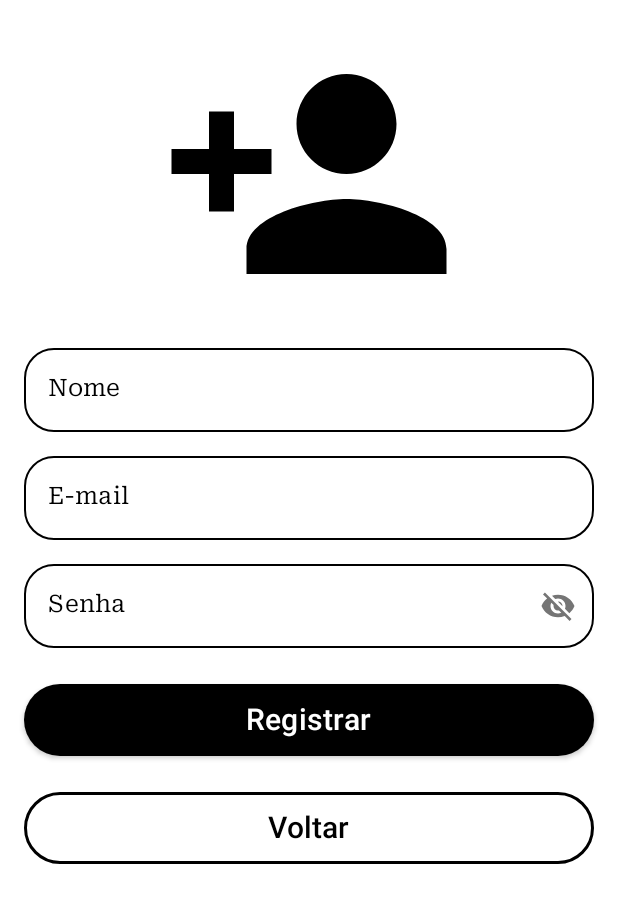
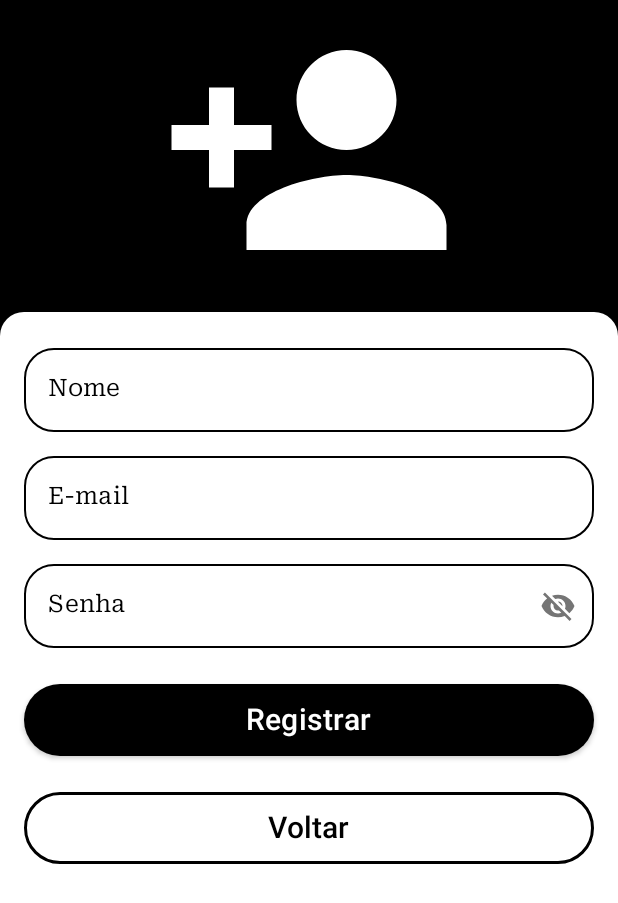
Before and after one commit to thiagomconte/Aplicativo-de-Controle-de-Financas-JetpackCompose-Hilt-Retrofit, an Android app built with Jetpack Compose: the RegisterScreen screen opened through its navigation route, on a phone screen of 412 x 824 dp. Shown: the top 903 px of the screen. Run offline under Robolectric (Android 15) with nearby library versions, the phone set to English and light mode, and no system bars; our stand-ins replace Dagger/Hilt's generated code.

Commit message:
new login and register screen

```diff
--- a/FinanceApp/app/src/main/java/com/example/financeapp/features/user/login/components/LoginScreen.kt
+++ b/FinanceApp/app/src/main/java/com/example/financeapp/features/user/login/components/LoginScreen.kt
@@ -1,7 +1,6 @@
 package com.example.financeapp.features.user.login.components
 
 import androidx.compose.foundation.BorderStroke
-import androidx.compose.foundation.Image
 import androidx.compose.foundation.background
 import androidx.compose.foundation.border
 import androidx.compose.foundation.layout.*
@@ -13,16 +12,15 @@ import androidx.compose.material.icons.filled.AccountCircle
 import androidx.compose.runtime.*
 import androidx.compose.ui.Alignment.Companion.CenterHorizontally
 import androidx.compose.ui.Modifier
+import androidx.compose.ui.draw.clip
 import androidx.compose.ui.graphics.Color
 import androidx.compose.ui.res.painterResource
 import androidx.compose.ui.res.stringResource
 import androidx.compose.ui.text.TextStyle
-import androidx.compose.ui.text.font.FontFamily
 import androidx.compose.ui.text.input.KeyboardType
 import androidx.compose.ui.text.input.PasswordVisualTransformation
 import androidx.compose.ui.text.input.TextFieldValue
 import androidx.compose.ui.text.input.VisualTransformation
-import androidx.compose.ui.text.style.TextAlign
 import androidx.compose.ui.unit.dp
 import androidx.hilt.navigation.compose.hiltViewModel
 import com.example.financeapp.R
@@ -84,33 +82,28 @@ fun LoginScreen(
     Column(
         modifier = Modifier
             .fillMaxSize()
-            .padding(horizontal = 16.dp, vertical = 16.dp),
+            .background(color = Color.Black),
         verticalArrangement = Arrangement.spacedBy(8.dp)
     ) {
-        Image(
+        Icon(
             imageVector = Icons.Default.AccountCircle,
             contentDescription = "Account icon",
             modifier = Modifier
                 .size(200.dp)
-                .align(CenterHorizontally)
+                .align(CenterHorizontally),
+            tint = Color.White
         )
-//        Text(
-//            stringResource(id = R.string.login),
-//            style = MaterialTheme.typography.h4,
-//            fontFamily = FontFamily.Serif,
-//            color = Color.White,
-//            textAlign = TextAlign.Center,
-//            modifier = Modifier
-//                .fillMaxWidth()
-//                .border(
-//                    width = 2.dp,
-//                    shape = RoundedCornerShape(8.dp),
-//                    color = Color.Black
-//                )
-//                .background(color = Color.Black)
-//                .padding(vertical = 8.dp, horizontal = 32.dp)
-//                .align(CenterHorizontally),
-//        )
+        Box(
+            modifier = Modifier
+                .fillMaxSize()
+                .clip(RoundedCornerShape(16.dp, 16.dp, 0.dp, 0.dp))
+                .background(color = Color.White)
+                .padding(horizontal = 16.dp),
+        ) {
+            Column(
+                modifier = Modifier.padding(top = 16.dp),
+                verticalArrangement = Arrangement.spacedBy(8.dp)
+            ) {
                 OutlinedTextField(
                     modifier = Modifier.fillMaxWidth(),
                     keyboardOptions = KeyboardOptions(keyboardType = KeyboardType.Email),
@@ -226,6 +219,8 @@ fun LoginScreen(
                 }
             }
         }
+    }
+}
 
 fun validate(
     email: String,
--- a/FinanceApp/app/src/main/java/com/example/financeapp/features/user/register/components/RegisterScreen.kt
+++ b/FinanceApp/app/src/main/java/com/example/financeapp/features/user/register/components/RegisterScreen.kt
@@ -1,23 +1,25 @@
 package com.example.financeapp.features.user.register.components
 
-import androidx.compose.foundation.*
+import androidx.compose.foundation.BorderStroke
+import androidx.compose.foundation.background
 import androidx.compose.foundation.layout.*
+import androidx.compose.foundation.rememberScrollState
 import androidx.compose.foundation.shape.RoundedCornerShape
 import androidx.compose.foundation.text.KeyboardOptions
+import androidx.compose.foundation.verticalScroll
 import androidx.compose.material.*
 import androidx.compose.runtime.*
 import androidx.compose.ui.Alignment.Companion.CenterHorizontally
 import androidx.compose.ui.Modifier
+import androidx.compose.ui.draw.clip
 import androidx.compose.ui.graphics.Color
 import androidx.compose.ui.res.painterResource
 import androidx.compose.ui.res.stringResource
 import androidx.compose.ui.text.TextStyle
-import androidx.compose.ui.text.font.FontFamily
 import androidx.compose.ui.text.input.KeyboardType
 import androidx.compose.ui.text.input.PasswordVisualTransformation
 import androidx.compose.ui.text.input.TextFieldValue
 import androidx.compose.ui.text.input.VisualTransformation
-import androidx.compose.ui.text.style.TextAlign
 import androidx.compose.ui.unit.dp
 import androidx.hilt.navigation.compose.hiltViewModel
 import com.example.financeapp.R
@@ -78,35 +80,30 @@ fun RegisterScreen(
     }
     Column(
         modifier = Modifier
+            .verticalScroll(rememberScrollState())
             .fillMaxSize()
-            .verticalScroll(rememberScrollState())
-            .padding(horizontal = 16.dp, vertical = 16.dp),
+            .background(color = Color.Black),
         verticalArrangement = Arrangement.spacedBy(8.dp)
     ) {
-        Image(
+        Icon(
             painter = painterResource(id = R.drawable.ic_person_add_black_48dp),
             contentDescription = "Account icon",
             modifier = Modifier
                 .size(200.dp)
-                .align(CenterHorizontally)
+                .align(CenterHorizontally),
+            tint = Color.White
         )
-//        Text(
-//            stringResource(id = R.string.register),
-//            style = MaterialTheme.typography.h4,
-//            fontFamily = FontFamily.Serif,
-//            color = Color.White,
-//            textAlign = TextAlign.Center,
-//            modifier = Modifier
-//                .fillMaxWidth()
-//                .border(
-//                    width = 2.dp,
-//                    shape = RoundedCornerShape(8.dp),
-//                    color = Color.Black
-//                )
-//                .background(color = Color.Black)
-//                .padding(vertical = 8.dp, horizontal = 32.dp)
-//                .align(CenterHorizontally),
-//        )
+        Box(
+            modifier = Modifier
+                .fillMaxSize()
+                .clip(RoundedCornerShape(16.dp, 16.dp, 0.dp, 0.dp))
+                .background(color = Color.White)
+                .padding(horizontal = 16.dp),
+        ) {
+            Column(
+                modifier = Modifier.padding(vertical = 16.dp),
+                verticalArrangement = Arrangement.spacedBy(8.dp)
+            ) {
                 OutlinedTextField(
                     modifier = Modifier.fillMaxWidth(),
                     keyboardOptions = KeyboardOptions(keyboardType = KeyboardType.Text),
@@ -200,13 +197,20 @@ fun RegisterScreen(
                 }
                 Button(
                     onClick = {
-                validate(email.value.text, password.value.text, name.value.text, onNameError = {
+                        validate(
+                            email.value.text,
+                            password.value.text,
+                            name.value.text,
+                            onNameError = {
                                 nameError.value = it
-                }, onPasswordError = {
+                            },
+                            onPasswordError = {
                                 passwordError.value = it
-                }, onEmailError = {
+                            },
+                            onEmailError = {
                                 emailError.value = it
-                }, onValidate = {
+                            },
+                            onValidate = {
                                 viewModel.onEvent(
                                     RegisterEvent.RegisterUser(
                                         User(
@@ -217,7 +221,8 @@ fun RegisterScreen(
                                     )
                                 )
                                 loading.value = true
-                })
+                            }
+                        )
                     },
                     modifier = Modifier
                         .fillMaxWidth()
@@ -252,6 +257,8 @@ fun RegisterScreen(
                 }
             }
         }
+    }
+}
 
 fun validate(
     email: String,
```
Lines whose indentation alone changed are shown as unchanged.
